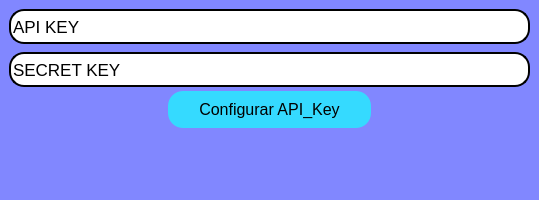
This is Interfaces/tela_key.ui in VBSX/Groove-PyCryptoBot as Qt 5 draws it before an edit. The edited form follows.
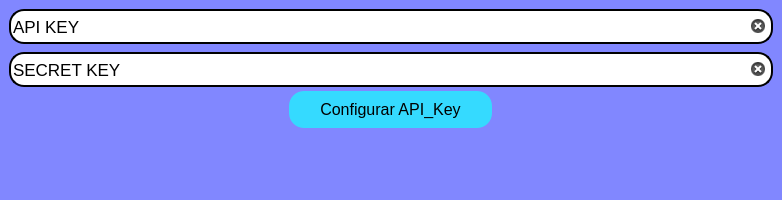
This is the edited form.

What changed in the file:
```diff
--- a/Interfaces/tela_key.ui
+++ b/Interfaces/tela_key.ui
@@ -6,7 +6,7 @@
    <rect>
     <x>0</x>
     <y>0</y>
-    <width>539</width>
+    <width>782</width>
     <height>200</height>
    </rect>
   </property>
@@ -49,8 +49,17 @@
 border-style: outset;
 border-width: 2px;</string>
       </property>
+      <property name="inputMask">
+       <string notr="true"/>
+      </property>
       <property name="text">
-       <string>API KEY</string>
+       <string notr="true" extracomment="API KEY">API KEY</string>
+      </property>
+      <property name="placeholderText">
+       <string extracomment="API KEY"/>
+      </property>
+      <property name="clearButtonEnabled">
+       <bool>true</bool>
       </property>
      </widget>
     </item>
@@ -73,6 +82,9 @@
         <pointsize>13</pointsize>
        </font>
       </property>
+      <property name="autoFillBackground">
+       <bool>false</bool>
+      </property>
       <property name="styleSheet">
        <string notr="true">background-color: rgb(255, 255, 255);
 border-radius: 15px;
@@ -80,7 +92,10 @@
 border-width: 2px;</string>
       </property>
       <property name="text">
-       <string>SECRET KEY</string>
+       <string notr="true">SECRET KEY</string>
+      </property>
+      <property name="clearButtonEnabled">
+       <bool>true</bool>
       </property>
      </widget>
     </item>
```
Left out of the diff: 3 changed lines with no effect on the pictures.
